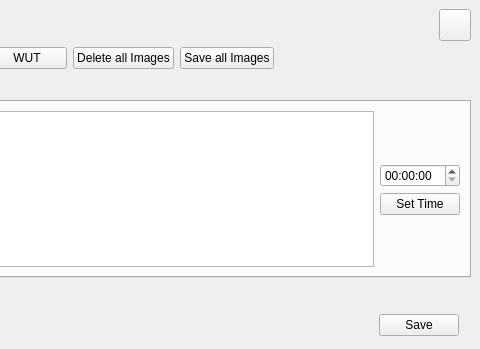
Old version of the form kstars/tools/observinglist.ui in the repository KDE/kstars; both pictures show x 381 to 861 and y 0 to 349 of the 861 by 650 pixel window.
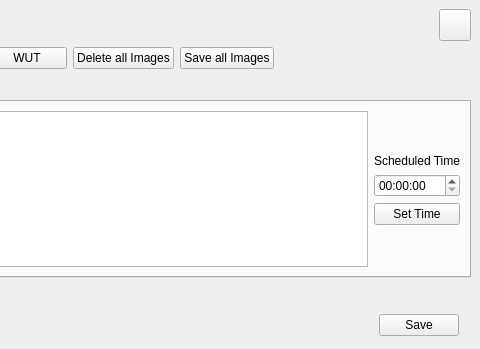
New version of the form. The open tabs and pages were chosen to show the change. Custom widgets are drawn as their Qt base class.

Commit message: Adding an "Sheduled Time" label to the set time box, to make it more intuitive.

Diff of the .ui file:
```diff
--- a/kstars/tools/observinglist.ui
+++ b/kstars/tools/observinglist.ui
@@ -396,6 +396,13 @@
            </property>
           </spacer>
          </item>
+         <item>
+          <widget class="QLabel" name="label">
+           <property name="text">
+            <string>Scheduled Time</string>
+           </property>
+          </widget>
+         </item>
          <item>
           <widget class="QTimeEdit" name="TimeEdit">
            <property name="sizePolicy">
```
